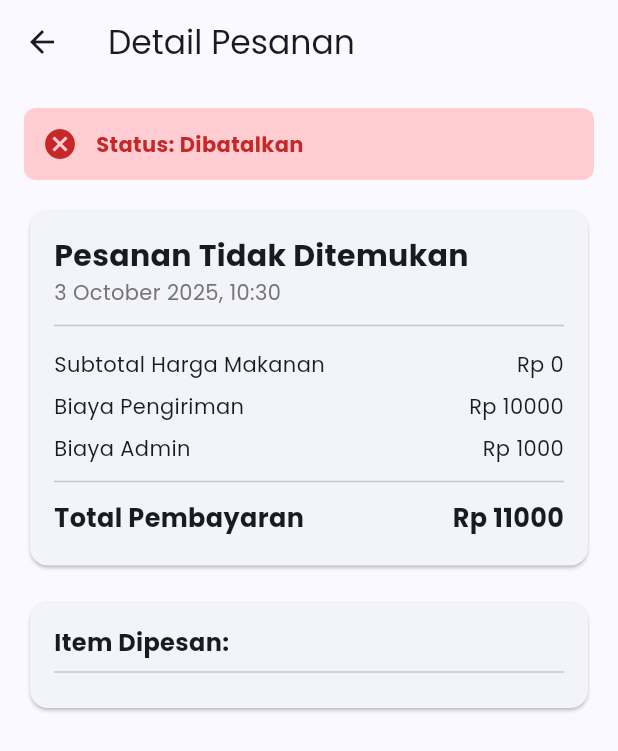
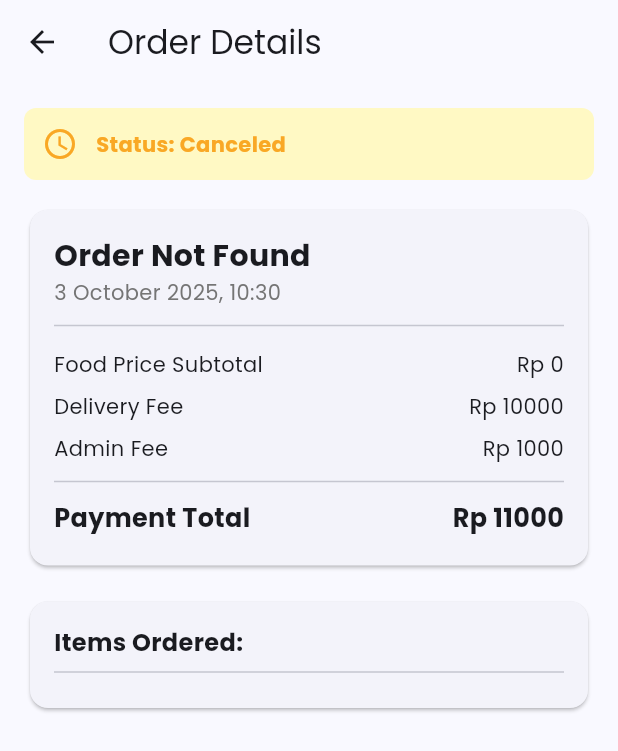
Before and after one commit to Darrell30/Food-Delivery-App, a Flutter app: the OrderDetailScreen screen opened directly with empty values, on a phone screen of 412 x 824 dp. Shown: the top 751 px of the screen. Run offline on Flutter 3.47's test engine with Material 3 defaults, Android fonts, the phone set to English and light mode, and no system bars; our stand-ins replace geocoding, geolocator, google_maps_flutter, image_picker, shared_preferences; accounts and stored records are empty; network calls fail.

Commit message:
ngubah kata agar lebih bgus

```diff
--- a/lib/orders/orders_page.dart
+++ b/lib/orders/orders_page.dart
@@ -41,7 +41,7 @@ class _OrdersPageState extends State<OrdersPage> with SingleTickerProviderStateM
     if (orders.isEmpty) {
       return const Center(
         child: Text(
-          'Tidak ada pesanan di kategori ini.',
+          'No orders in this category.',
           style: TextStyle(fontSize: 16, color: Colors.grey),
         ),
       );
@@ -63,17 +63,17 @@ class _OrdersPageState extends State<OrdersPage> with SingleTickerProviderStateM
     final allOrders = orderProvider.orderHistory;
     final isLoading = orderProvider.isLoading;
 
-    final pendingOrders = allOrders.where((order) => order.status == 'pending' || order.status == 'Menunggu Konfirmasi').toList();
+    final pendingOrders = allOrders.where((order) => order.status == 'pending' || order.status == 'Awaiting Confirmation').toList();
 
     final onDeliveryOrders = allOrders.where((order) =>
         order.status == 'Delivery' ||
-        order.status == 'Diproses' ||
-        order.status == 'Siap Diambil' ||
-        (order.status == 'Menunggu Konfirmasi' && orderProvider.currentlyProcessingOrderId == order.orderId)
+        order.status == 'In progress' ||
+        order.status == 'Ready for Pickup' ||
+        (order.status == 'Awaiting Confirmation' && orderProvider.currentlyProcessingOrderId == order.orderId)
     ).toList();
 
-    final completedOrders = allOrders.where((order) => order.status == 'Selesai').toList();
-    final cancelledOrders = allOrders.where((order) => order.status == 'Dibatalkan').toList();
+    final completedOrders = allOrders.where((order) => order.status == 'Completed').toList();
+    final cancelledOrders = allOrders.where((order) => order.status == 'Cancelled').toList();
 
 
     return Scaffold(
--- a/lib/providers/order_provider.dart
+++ b/lib/providers/order_provider.dart
@@ -5,7 +5,7 @@ import 'package:food_delivery_app/models/search_model.dart';
 import 'package:shared_preferences/shared_preferences.dart';
 
 class OrderProvider with ChangeNotifier {
-  static const String _ordersKey = 'my_order_history';
+  static const String _ordersKey = 'My_Order_History';
   List<OrderModel> _orderHistory = [];
   bool _isLoading = true;
 
@@ -77,7 +77,7 @@ class OrderProvider with ChangeNotifier {
       _currentlyProcessingOrderId = null;
     }
 
-    await updateOrderStatus(orderId, 'Dibatalkan');
+    await updateOrderStatus(orderId, 'Cancelled');
   }
 
   void startOrderProcessing(String orderId) {
@@ -85,7 +85,7 @@ class OrderProvider with ChangeNotifier {
 
     _currentlyProcessingOrderId = orderId;
     _orderProcessingTime = 10;
-    updateOrderStatus(orderId, 'Diproses (Memasak)');
+    updateOrderStatus(orderId, 'In Progress (Cooking)');
 
     _processingTimer = Timer.periodic(const Duration(seconds: 1), (timer) {
       if (_orderProcessingTime > 0) {
@@ -97,7 +97,7 @@ class OrderProvider with ChangeNotifier {
 
         final finishedOrderId = _currentlyProcessingOrderId;
         if (finishedOrderId != null) {
-          updateOrderStatus(finishedOrderId, 'Siap Diambil');
+          updateOrderStatus(finishedOrderId, 'Ready for Pickup');
         }
 
         _processingTimer = null;
--- a/lib/screens/discount_page.dart
+++ b/lib/screens/discount_page.dart
@@ -33,10 +33,10 @@ class _DiscountPageState extends State<DiscountPage> {
             return const Center(child: CircularProgressIndicator());
           }
           if (snapshot.hasError) {
-            return const Center(child: Text('Gagal memuat data diskon.'));
+            return const Center(child: Text('Failed to load discount data.'));
           }
           if (!snapshot.hasData || snapshot.data!.isEmpty) {
-            return const Center(child: Text('Tidak ada diskon ditemukan.'));
+            return const Center(child: Text('No discounts found.'));
           }
 
           final restaurants = snapshot.data!;
--- a/lib/screens/nearby_restaurants_page.dart
+++ b/lib/screens/nearby_restaurants_page.dart
@@ -33,10 +33,10 @@ class _NearbyRestaurantsPageState extends State<NearbyRestaurantsPage> {
             return const Center(child: CircularProgressIndicator());
           }
           if (snapshot.hasError) {
-            return const Center(child: Text('Gagal memuat data restoran.'));
+            return const Center(child: Text('Failed to load restaurant data.'));
           }
           if (!snapshot.hasData || snapshot.data!.isEmpty) {
-            return const Center(child: Text('Tidak ada restoran ditemukan.'));
+            return const Center(child: Text('No restaurants found.'));
           }
 
           final restaurants = snapshot.data!;
--- a/lib/screens/order_detail_screen.dart
+++ b/lib/screens/order_detail_screen.dart
@@ -18,7 +18,7 @@ class OrderDetailScreen extends StatelessWidget {
     final orderProvider = Provider.of<OrderProvider>(context, listen: false);
     final tabProvider = Provider.of<TabProvider>(context, listen: false);
 
-    orderProvider.updateOrderStatus(currentOrderId, 'Selesai');
+    orderProvider.updateOrderStatus(currentOrderId, 'Completed');
 
     tabProvider.setOrdersInitialTab(3);
     tabProvider.changeTab(2);
@@ -39,20 +39,20 @@ class OrderDetailScreen extends StatelessWidget {
           (o) => o.orderId == orderId,
           orElse: () => OrderModel(
             orderId: orderId,
-            restaurantName: 'Pesanan Tidak Ditemukan',
+            restaurantName: 'Order Not Found',
             items: [],
             totalPrice: deliveryFee + adminFee,
             orderDate: DateTime.now(),
-            status: 'Dibatalkan',
+            status: 'Canceled',
           ),
         );
 
         final subtotal = currentOrder.totalPrice - deliveryFee - adminFee;
 
-        final isCompleted = currentOrder.status == 'Selesai';
-        final isPendingPayment = currentOrder.status == 'pending' || currentOrder.status == 'Menunggu Konfirmasi';
-        final isOnDelivery = currentOrder.status == 'on_delivery';
-        final isReadyToPickUp = currentOrder.status == 'Siap Diambil';
+        final isCompleted = currentOrder.status == 'Completed';
+        final isPendingPayment = currentOrder.status == 'Pending' || currentOrder.status == 'Waiting for Confirmation';
+        final isOnDelivery = currentOrder.status == 'On Delivery';
+        final isReadyToPickUp = currentOrder.status == 'Ready for Pickup';
 
         Widget? bottomButton;
 
@@ -81,7 +81,7 @@ class OrderDetailScreen extends StatelessWidget {
               foregroundColor: Colors.white,
               padding: const EdgeInsets.symmetric(vertical: 16),
             ),
-            child: const Text('Konfirmasi Pengantaran (Selesai)'),
+            child: const Text('Delivery Confirmed (Completed)'),
           );
         } else if (isReadyToPickUp) {
           bottomButton = ElevatedButton(
@@ -91,13 +91,13 @@ class OrderDetailScreen extends StatelessWidget {
               foregroundColor: Colors.white,
               padding: const EdgeInsets.symmetric(vertical: 16),
             ),
-            child: const Text('Ambil Pesanan'),
+            child: const Text('Pick Up Order'),
           );
         }
 
         return Scaffold(
           appBar: AppBar(
-            title: const Text('Detail Pesanan'),
+            title: const Text('Order Details'),
           ),
           body: ListView(
             padding: const EdgeInsets.all(16.0),
@@ -114,7 +114,7 @@ class OrderDetailScreen extends StatelessWidget {
                       height: 250,
                       fit: BoxFit.contain,
                       errorBuilder: (context, error, stackTrace) =>
-                          const Text('GIF Completed tidak ditemukan', style: TextStyle(color: Colors.red)),
+                          const Text('GIF Completed Not Found', style: TextStyle(color: Colors.red)),
                     ),
                   ),
                 ),
@@ -128,7 +128,7 @@ class OrderDetailScreen extends StatelessWidget {
                       height: 250,
                       fit: BoxFit.contain,
                       errorBuilder: (context, error, stackTrace) =>
-                          const Text('GIF On Delivery tidak ditemukan', style: TextStyle(color: Colors.red)),
+                          const Text('GIF On Delivery Not Found', style: TextStyle(color: Colors.red)),
                     ),
                   ),
                 ),
@@ -210,11 +210,11 @@ class OrderDetailScreen extends StatelessWidget {
             Text(DateFormat('d MMMM yyyy, HH:mm').format(currentOrder.orderDate), style: TextStyle(color: Colors.grey[600])),
             const Divider(height: 24),
 
-            _buildCostRow('Subtotal Harga Makanan', subtotal),
-            _buildCostRow('Biaya Pengiriman', deliveryFee),
-            _buildCostRow('Biaya Admin', adminFee),
+            _buildCostRow('Food Price Subtotal', subtotal),
+            _buildCostRow('Delivery Fee', deliveryFee),
+            _buildCostRow('Admin Fee', adminFee),
             const Divider(),
-            _buildCostRow('Total Pembayaran', currentOrder.totalPrice, isTotal: true),
+            _buildCostRow('Payment Total', currentOrder.totalPrice, isTotal: true),
           ],
         ),
       ),
@@ -242,7 +242,7 @@ class OrderDetailScreen extends StatelessWidget {
         child: Column(
           crossAxisAlignment: CrossAxisAlignment.start,
           children: [
-            const Text('Item Dipesan:', style: TextStyle(fontSize: 16, fontWeight: FontWeight.bold)),
+            const Text('Items Ordered:', style: TextStyle(fontSize: 16, fontWeight: FontWeight.bold)),
             const Divider(),
             ...currentOrder.items.map((item) => Padding(
               padding: const EdgeInsets.symmetric(vertical: 4.0),
--- a/lib/screens/order_history_screen.dart
+++ b/lib/screens/order_history_screen.dart
@@ -20,12 +20,12 @@ class _OrderHistoryScreenState extends State<OrderHistoryScreen> {
 
     return Scaffold(
       appBar: AppBar(
-        title: const Text('Riwayat Pesanan'),
+        title: const Text('Order History'),
       ),
       body: _orderHistory.isEmpty
           ? const Center(
               child: Text(
-                'Anda belum pernah memesan.',
+                'You have not placed any orders.',
                 style: TextStyle(fontSize: 18, color: Colors.grey),
               ),
             )
--- a/lib/screens/order_success_screen.dart
+++ b/lib/screens/order_success_screen.dart
@@ -42,7 +42,7 @@ class OrderSuccessScreen extends StatelessWidget {
               ),
               const SizedBox(height: 15),
               Text(
-                'Pesanan Anda dengan ID $orderId sudah berhasil dikonfirmasi dan sedang diproses.',
+                'Your order with ID $orderId has been successfully confirmed and is currently being processed.',
                 style: const TextStyle(
                   fontSize: 16,
                   color: Colors.black87,
@@ -72,7 +72,7 @@ class OrderSuccessScreen extends StatelessWidget {
                   ),
                 ),
                 child: const Text(
-                  'Lihat Riwayat Pesanan',
+                  'View Order History',
                   style: TextStyle(fontSize: 18),
                 ),
               ),
--- a/lib/screens/order_summary_screen.dart
+++ b/lib/screens/order_summary_screen.dart
@@ -34,7 +34,7 @@ class OrderSummaryScreen extends StatelessWidget {
 
     return Scaffold(
       appBar: AppBar(
-        title: const Text('Ringkasan Pesanan'),
+        title: const Text('Order Summary'),
       ),
       body: ListView(
         padding: const EdgeInsets.all(16.0),
@@ -60,7 +60,7 @@ class OrderSummaryScreen extends StatelessWidget {
           const Divider(),
           const SizedBox(height: 16),
           _buildCostRow('Subtotal', subtotal),
-          _buildCostRow('Biaya Pengiriman', deliveryFee),
+          _buildCostRow('Delivery Fee', deliveryFee),
           const Divider(),
           _buildCostRow('Total', total, isTotal: true),
         ],
@@ -85,7 +85,7 @@ class OrderSummaryScreen extends StatelessWidget {
             foregroundColor: Colors.white,
             padding: const EdgeInsets.symmetric(vertical: 16),
           ),
-          child: const Text('Lanjutkan ke Pembayaran'),
+          child: const Text('Proceed to Payment'),
         ),
       ),
     );
--- a/lib/screens/payment_detail_screen.dart
+++ b/lib/screens/payment_detail_screen.dart
@@ -17,7 +17,7 @@ class PaymentDetailScreen extends StatefulWidget {
 class _PaymentDetailScreenState extends State<PaymentDetailScreen> {
   String? _selectedPaymentMethod;
   final List<Map<String, dynamic>> paymentOptions = [
-    {'title': 'GoPay Coins', 'icon': Icons.monetization_on, 'value': 'gopay_coins', 'balance': 7151, 'desc': '1 GoPay Coins setara dengan Rp1. Kamu bisa gabungin GoPay Coins dengan metode pembayaran lain.'},
+    {'title': 'GoPay Coins', 'icon': Icons.monetization_on, 'value': 'gopay_coins', 'balance': 7151, 'desc': '1 GoPay Coin is equal to Rp1. You can combine GoPay Coins with other payment methods.'},
     {'title': 'GoPay', 'icon': Icons.account_balance_wallet, 'value': 'gopay', 'balance': 0, 'is_default': true},
     {'title': '** 0397', 'icon': Icons.credit_card, 'value': 'card_0397', 'balance': null},
   ];
@@ -28,7 +28,7 @@ class _PaymentDetailScreenState extends State<PaymentDetailScreen> {
     Future.delayed(const Duration(seconds: 1), () {
 
       final orderProvider = Provider.of<OrderProvider>(context, listen: false);
-      orderProvider.updateOrderStatus(widget.order.orderId, 'on_delivery');
+      orderProvider.updateOrderStatus(widget.order.orderId, 'On Delivery');
 
       Provider.of<TabProvider>(context, listen: false).changeTab(2);
 
@@ -46,7 +46,7 @@ class _PaymentDetailScreenState extends State<PaymentDetailScreen> {
   Widget build(BuildContext context) {
     return Scaffold(
       appBar: AppBar(
-        title: const Text('Pilih metode pembayaran'),
+        title: const Text('Select Payment Method'),
       ),
       body: SingleChildScrollView(
         padding: const EdgeInsets.all(16.0),
@@ -57,16 +57,16 @@ class _PaymentDetailScreenState extends State<PaymentDetailScreen> {
             _buildPaymentOptionTile(paymentOptions[0]),
             const SizedBox(height: 24),
 
-            const Text('Metode pembayaran', style: TextStyle(fontSize: 16, fontWeight: FontWeight.bold)),
-            Text('Swipe kiri buat pilih metode utamamu', style: TextStyle(color: Colors.grey[600], fontSize: 12)),
+            const Text('Payment Methods', style: TextStyle(fontSize: 16, fontWeight: FontWeight.bold)),
+            Text('Swipe left to select your primary method', style: TextStyle(color: Colors.grey[600], fontSize: 12)),
 
             ...paymentOptions.sublist(1).map(_buildPaymentOptionTile),
             const SizedBox(height: 24),
 
-            const Text('Tambah metode', style: TextStyle(fontSize: 16, fontWeight: FontWeight.bold)),
-            _buildAddMethodTile(title: 'GoPay Tabungan by Jago', desc: 'Aktivasi & dapetin bunga 2.5% sekaligus transaksi', icon: Icons.savings),
-            _buildAddMethodTile(title: 'GoPay Later', desc: 'Dapatkan maks. diskon 50rb & limit s.d. 30jt. Aktifkan sekarang!', icon: Icons.schedule),
-            _buildAddMethodTile(title: 'Kartu kredit atau debit', desc: 'Visa, Mastercard, AMEX, dan JCB', icon: Icons.credit_card),
+            const Text('Add method', style: TextStyle(fontSize: 16, fontWeight: FontWeight.bold)),
+            _buildAddMethodTile(title: 'GoPay Tabungan by Jago', desc: 'Activate & get 2.5% interest rate while transacting', icon: Icons.savings),
+            _buildAddMethodTile(title: 'GoPay Later', desc: 'Get max. 50k discount & limit up to 30jt. Activate now!', icon: Icons.schedule),
+            _buildAddMethodTile(title: 'Credit or debit card', desc: 'Visa, Mastercard, AMEX, and JCB', icon: Icons.credit_card),
             _buildAddMethodTile(title: 'LinkAja', desc: '', icon: Icons.link),
           ],
         ),
--- a/lib/screens/payment_screen.dart
+++ b/lib/screens/payment_screen.dart
@@ -37,7 +37,7 @@ class _PaymentScreenState extends State<PaymentScreen> {
       items: orderedItems,
       totalPrice: widget.totalAmount,
       orderDate: DateTime.now(),
-      status: 'Diproses',
+      status: 'Inproses',
     );
 
     OrderService.addOrder(newOrder);
@@ -54,20 +54,20 @@ class _PaymentScreenState extends State<PaymentScreen> {
   Widget build(BuildContext context) {
     return Scaffold(
       appBar: AppBar(
-        title: const Text('Pembayaran'),
+        title: const Text('Payment'),
       ),
       body: SingleChildScrollView(
         padding: const EdgeInsets.all(16.0),
         child: Column(
           crossAxisAlignment: CrossAxisAlignment.start,
           children: [
-            Text('Total yang Harus Dibayar', style: TextStyle(fontSize: 18, color: Colors.grey[700])),
+            Text('Total Payable', style: TextStyle(fontSize: 18, color: Colors.grey[700])),
               const SizedBox(height: 8),
               Text('Rp ${widget.totalAmount.toStringAsFixed(0)}', style: const TextStyle(fontSize: 32, fontWeight: FontWeight.bold)),
               const SizedBox(height: 24),
               const Divider(),
               const SizedBox(height: 16),
-            const Text('Pilih Metode Pembayaran', style: TextStyle(fontSize: 18, fontWeight: FontWeight.bold)),
+              const Text('Select Payment Method', style: TextStyle(fontSize: 18, fontWeight: FontWeight.bold)),
               const SizedBox(height: 16),
 
             _buildPaymentOptionTile(title: 'GoPay', icon: Icons.account_balance_wallet, value: 'gopay'),
--- a/lib/screens/restaurant_detail_page.dart
+++ b/lib/screens/restaurant_detail_page.dart
@@ -128,7 +128,7 @@ class _RestaurantDetailPageState extends State<RestaurantDetailPage> {
                   foregroundColor: Colors.white,
                   padding: const EdgeInsets.symmetric(vertical: 16),
                 ),
-                child: const Text('Pesan Sekarang'),
+                child: const Text('Order Now'),
               ),
             )
           : null,
--- a/lib/screens/restaurant_menu_page.dart
+++ b/lib/screens/restaurant_menu_page.dart
@@ -60,7 +60,7 @@ class _RestaurantMenuPageState extends State<RestaurantMenuPage> {
   Widget build(BuildContext context) {
     final bool isOrderReady = _selectedItems.isNotEmpty;
     return Scaffold(
-      appBar: AppBar(title: Text('Menu di ${widget.placeName}')),
+      appBar: AppBar(title: Text('Menu In ${widget.placeName}')),
       body: ListView.builder(
         itemCount: _menu.length,
         itemBuilder: (context, index) {
@@ -92,7 +92,7 @@ class _RestaurantMenuPageState extends State<RestaurantMenuPage> {
       bottomNavigationBar: isOrderReady
           ? Padding(
               padding: const EdgeInsets.all(16.0),
-              child: ElevatedButton(onPressed: _processOrder, child: const Text('Buat Pesanan')),
+              child: ElevatedButton(onPressed: _processOrder, child: const Text('Make Order')),
             )
           : null,
     );
--- a/lib/services/order_service.dart
+++ b/lib/services/order_service.dart
@@ -19,7 +19,7 @@ class OrderService {
           quantity: 1,
         ),
       ],
-      status: 'Selesai',
+      status: 'Completed',
     ),
   ];
 
```
Also changed, not shown: lib/Search/search_screen.dart (+6 -6 lines), lib/widgets/order_history_card.dart (+12 -12 lines). Lines whose indentation alone changed are shown as unchanged.
